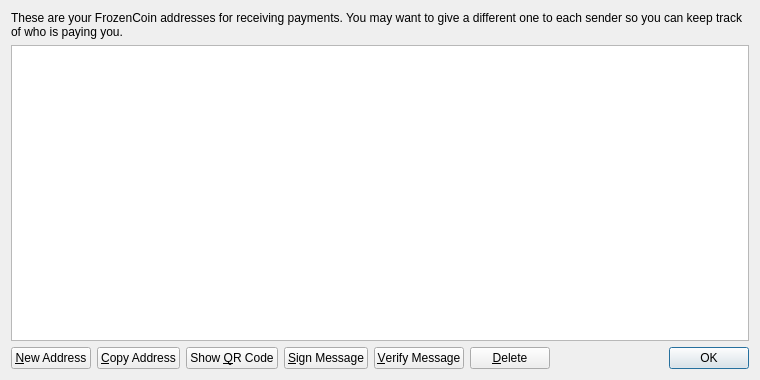
Old version of the form src/qt/forms/addressbookpage.ui in the repository PalinuroSec/FrozenBoxCoin.
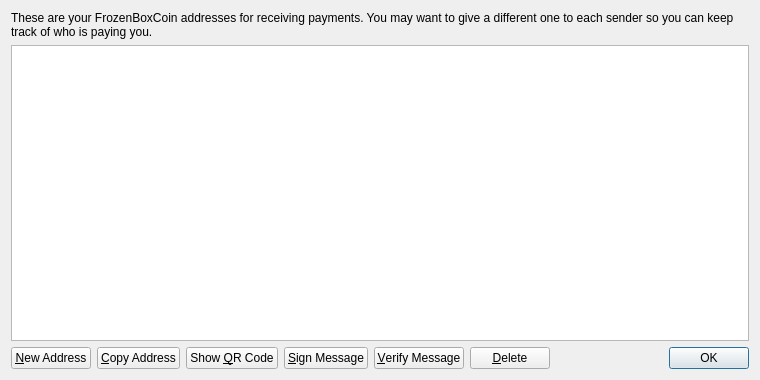
New version of the form. Icons and pictures are not drawn.

Patch:
```diff
--- a/src/qt/forms/addressbookpage.ui
+++ b/src/qt/forms/addressbookpage.ui
@@ -17,7 +17,7 @@
    <item>
     <widget class="QLabel" name="labelExplanation">
      <property name="text">
-      <string>These are your FrozenCoin addresses for receiving payments. You may want to give a different one to each sender so you can keep track of who is paying you.</string>
+      <string>These are your FrozenBoxCoin addresses for receiving payments. You may want to give a different one to each sender so you can keep track of who is paying you.</string>
      </property>
      <property name="textFormat">
       <enum>Qt::PlainText</enum>
```
